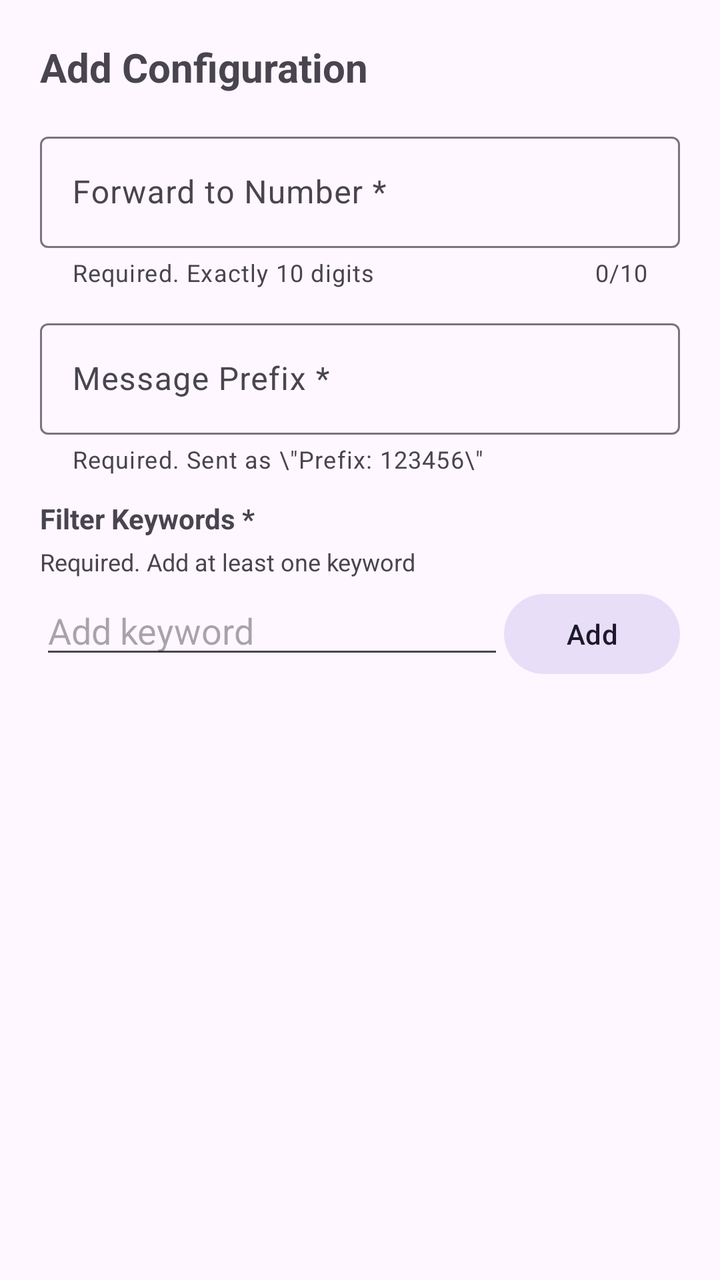
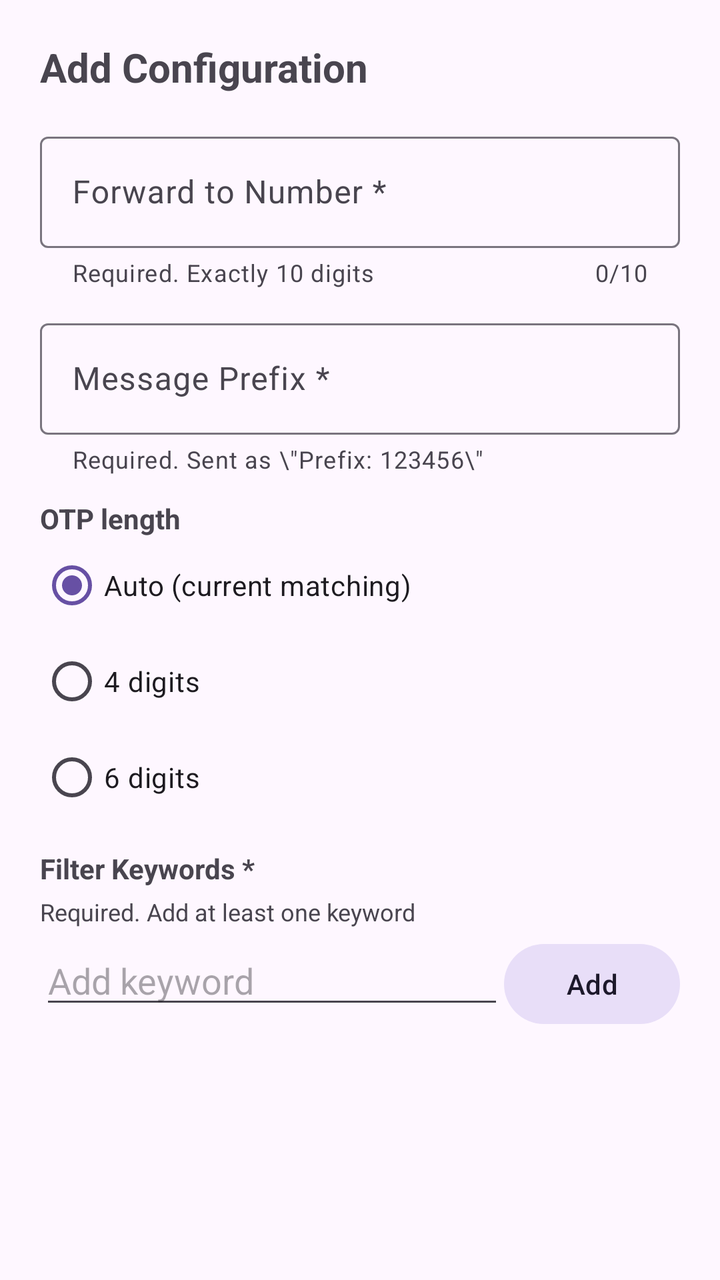

Two renders of the same Android screen: before a commit and after it. Below are the layout's source before the change and the commit's diff.
<!-- AndroidManifest.xml: application theme Theme.OTPForwarder -->
<!-- res/layout/dialog_add_edit_config.xml -->
<?xml version="1.0" encoding="utf-8"?>
<ScrollView xmlns:android="http://schemas.android.com/apk/res/android"
    xmlns:app="http://schemas.android.com/apk/res-auto"
    android:layout_width="match_parent"
    android:layout_height="wrap_content">

    <LinearLayout
        android:layout_width="match_parent"
        android:layout_height="wrap_content"
        android:orientation="vertical"
        android:padding="20dp">

        <TextView
            android:id="@+id/dialogTitle"
            android:layout_width="wrap_content"
            android:layout_height="wrap_content"
            android:text="Add Configuration"
            android:textSize="20sp"
            android:textStyle="bold"
            android:layout_marginBottom="16dp" />

        <com.google.android.material.textfield.TextInputLayout
            android:id="@+id/layoutForwardTo"
            android:layout_width="match_parent"
            android:layout_height="wrap_content"
            android:hint="Forward to Number *"
            android:layout_marginBottom="12dp"
            app:counterEnabled="true"
            app:counterMaxLength="10"
            app:helperText="Required. Exactly 10 digits"
            style="@style/Widget.Material3.TextInputLayout.OutlinedBox">

            <com.google.android.material.textfield.TextInputEditText
                android:id="@+id/editForwardTo"
                android:layout_width="match_parent"
                android:layout_height="wrap_content"
                android:inputType="phone"
                android:maxLength="10"
                android:digits="0123456789" />
        </com.google.android.material.textfield.TextInputLayout>

        <com.google.android.material.textfield.TextInputLayout
            android:id="@+id/layoutPrefix"
            android:layout_width="match_parent"
            android:layout_height="wrap_content"
            android:hint="Message Prefix *"
            android:layout_marginBottom="12dp"
            app:helperText="Required. Sent as \&quot;Prefix: 123456\&quot;"
            style="@style/Widget.Material3.TextInputLayout.OutlinedBox">

            <com.google.android.material.textfield.TextInputEditText
                android:id="@+id/editPrefix"
                android:layout_width="match_parent"
                android:layout_height="wrap_content"
                android:inputType="text" />
        </com.google.android.material.textfield.TextInputLayout>

        <TextView
            android:layout_width="wrap_content"
            android:layout_height="wrap_content"
            android:text="Filter Keywords *"
            android:textStyle="bold"
            android:layout_marginBottom="4dp" />

        <TextView
            android:id="@+id/textKeywordError"
            android:layout_width="match_parent"
            android:layout_height="wrap_content"
            android:text="Required. Add at least one keyword"
            android:textSize="12sp"
            android:layout_marginBottom="4dp" />

        <LinearLayout
            android:layout_width="match_parent"
            android:layout_height="wrap_content"
            android:orientation="horizontal"
            android:layout_marginBottom="8dp">

            <EditText
                android:id="@+id/editFilterKeyword"
                android:layout_width="0dp"
                android:layout_height="wrap_content"
                android:layout_weight="1"
                android:hint="Add keyword"
                android:inputType="text" />

            <Button
                android:id="@+id/btnAddKeyword"
                android:layout_width="wrap_content"
                android:layout_height="wrap_content"
                android:text="Add"
                style="@style/Widget.Material3.Button.TonalButton" />
        </LinearLayout>

        <com.google.android.material.chip.ChipGroup
            android:id="@+id/chipGroupKeywords"
            android:layout_width="match_parent"
            android:layout_height="wrap_content"
            android:layout_marginBottom="16dp" />

    </LinearLayout>
</ScrollView>
<!-- resources referenced by this layout -->
<resources>
  <style name="Theme.OTPForwarder" parent="Theme.Material3.DayNight.NoActionBar" />
</resources>

<!-- the commit's change to res/layout/dialog_add_edit_config.xml (unified diff, before → after) -->
@@ -58,6 +58,39 @@
         <TextView
             android:layout_width="wrap_content"
             android:layout_height="wrap_content"
+            android:text="@string/otp_length"
+            android:labelFor="@id/radioOtpLength"
+            android:textStyle="bold" />
+
+        <RadioGroup
+            android:id="@+id/radioOtpLength"
+            android:layout_width="match_parent"
+            android:layout_height="wrap_content"
+            android:checkedButton="@id/otpLengthAuto"
+            android:layout_marginBottom="12dp">
+
+            <RadioButton
+                android:id="@+id/otpLengthAuto"
+                android:layout_width="match_parent"
+                android:layout_height="wrap_content"
+                android:text="@string/otp_length_auto" />
+
+            <RadioButton
+                android:id="@+id/otpLength4"
+                android:layout_width="match_parent"
+                android:layout_height="wrap_content"
+                android:text="@string/otp_length_four" />
+
+            <RadioButton
+                android:id="@+id/otpLength6"
+                android:layout_width="match_parent"
+                android:layout_height="wrap_content"
+                android:text="@string/otp_length_six" />
+        </RadioGroup>
+
+        <TextView
+            android:layout_width="wrap_content"
+            android:layout_height="wrap_content"
             android:text="Filter Keywords *"
             android:textStyle="bold"
             android:layout_marginBottom="4dp" />
<!-- resource entries referenced after the edit -->
@@ -1,5 +1,9 @@
 <!-- resources referenced by this layout -->
 <resources>
+  <string name="otp_length">OTP length</string>
+  <string name="otp_length_auto">Auto (current matching)</string>
+  <string name="otp_length_four">4 digits</string>
+  <string name="otp_length_six">6 digits</string>
   <style name="Theme.OTPForwarder" parent="Theme.Material3.DayNight.NoActionBar" />
 </resources>
 
